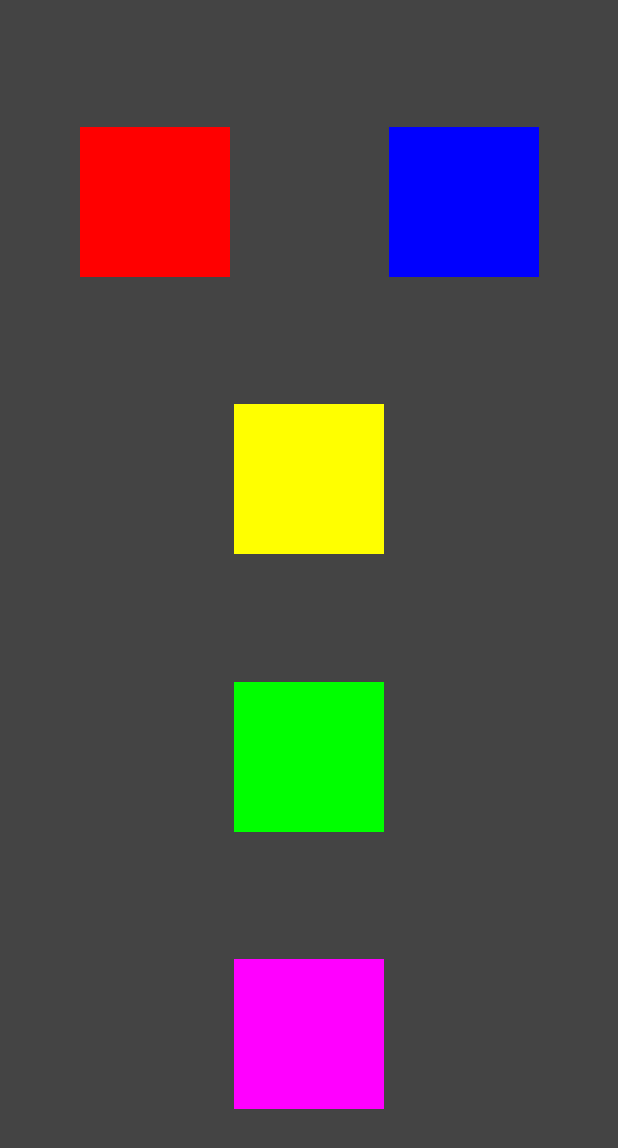
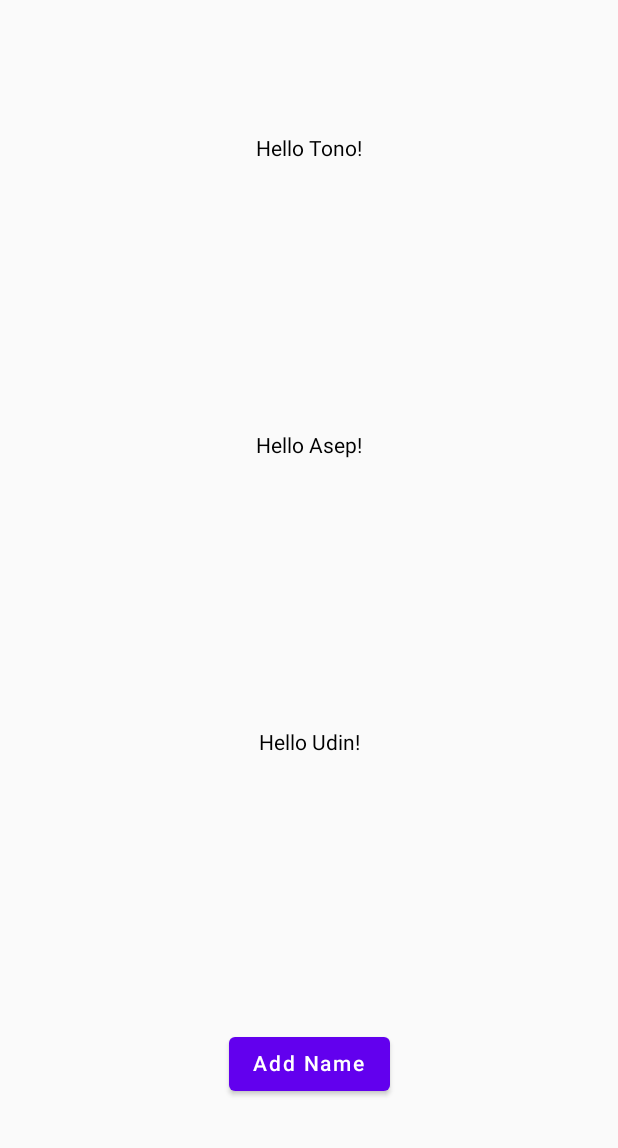
Before and after one commit to MirzaUkas/LearnCompose, an Android app built with Jetpack Compose: the screen it shows after launch (MainActivity before the commit, DynamicContentActivity after it), on a phone screen of 412 x 824 dp. Shown: the top 1148 px of the screen. Run offline under Robolectric (Android 15) with nearby library versions, the phone set to English and light mode, and no system bars.

```diff
--- /dev/null
+++ b/app/src/main/java/mirz/study/learncompose/DynamicContentActivity.kt
@@ -0,0 +1,50 @@
+package mirz.study.learncompose
+
+import android.os.Bundle
+import androidx.activity.ComponentActivity
+import androidx.activity.compose.setContent
+import androidx.compose.foundation.layout.Arrangement
+import androidx.compose.foundation.layout.Column
+import androidx.compose.foundation.layout.fillMaxSize
+import androidx.compose.material.Button
+import androidx.compose.material.Text
+import androidx.compose.runtime.Composable
+import androidx.compose.ui.Alignment
+import androidx.compose.ui.Modifier
+import androidx.compose.ui.tooling.preview.Preview
+import mirz.study.learncompose.ui.theme.LearnComposeTheme
+
+val namesList: ArrayList<String> = arrayListOf("Tono", "Asep", "Udin")
+
+class DynamicContentActivity : ComponentActivity() {
+    override fun onCreate(savedInstanceState: Bundle?) {
+        super.onCreate(savedInstanceState)
+        setContent {
+            Greeting(namesList)
+        }
+    }
+}
+
+@Composable
+fun Greeting(names: List<String>) {
+    Column(
+        modifier = Modifier.fillMaxSize(),
+        verticalArrangement = Arrangement.SpaceAround,
+        horizontalAlignment = Alignment.CenterHorizontally
+    ) {
+        for (name in names)
+            Text(text = "Hello $name!")
+
+        Button(onClick = { namesList.add("Surya") }) {
+            Text("Add Name")
+        }
+    }
+}
+
+@Preview(showBackground = true)
+@Composable
+fun DefaultPreviewDynamic() {
+    LearnComposeTheme {
+        Greeting(namesList)
+    }
+}
--- a/app/src/main/res/values/strings.xml
+++ b/app/src/main/res/values/strings.xml
@@ -1,3 +1,4 @@
 <resources>
     <string name="app_name">LearnCompose</string>
+    <string name="title_activity_dynamic_content">DynamicContentActivity</string>
 </resources>
```
Also changed, not shown: app/src/main/AndroidManifest.xml (+9 -3 lines).
